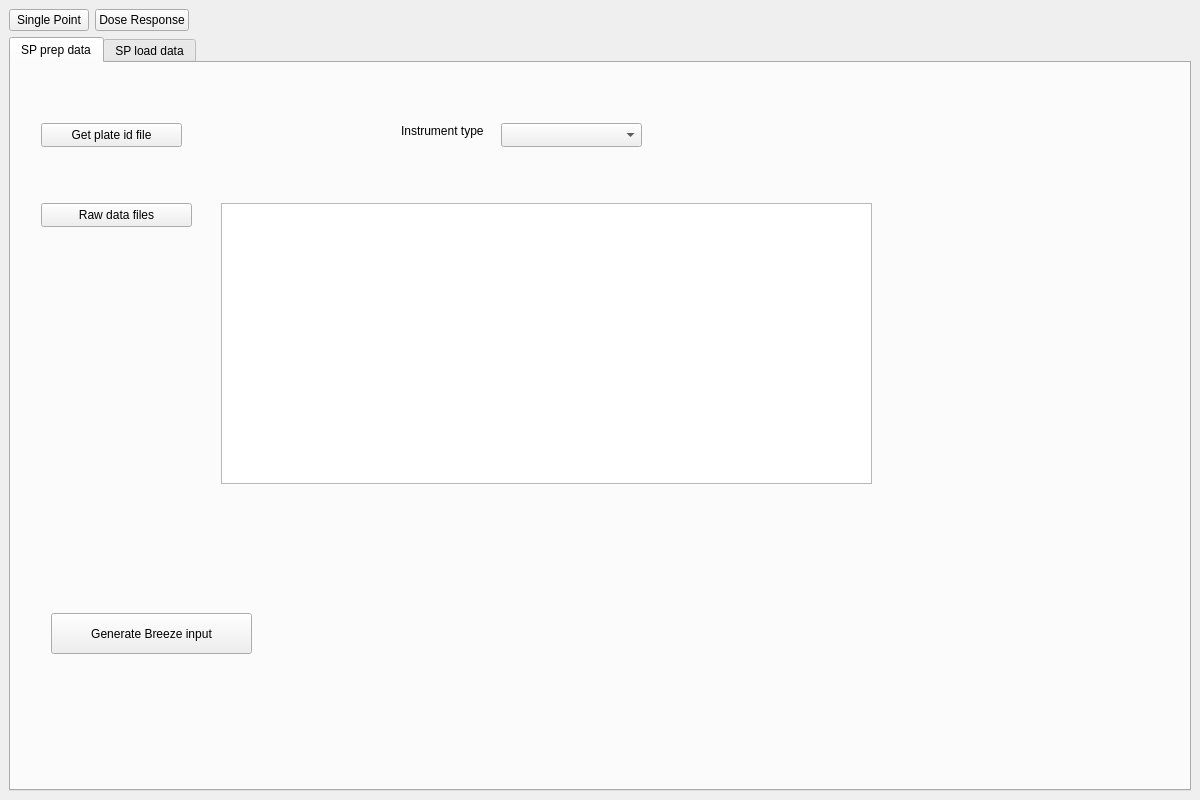
The window that frontend/assets/singlePointTab.ui (dahlbma/assayLoader) describes before a commit, drawn with Qt 5.
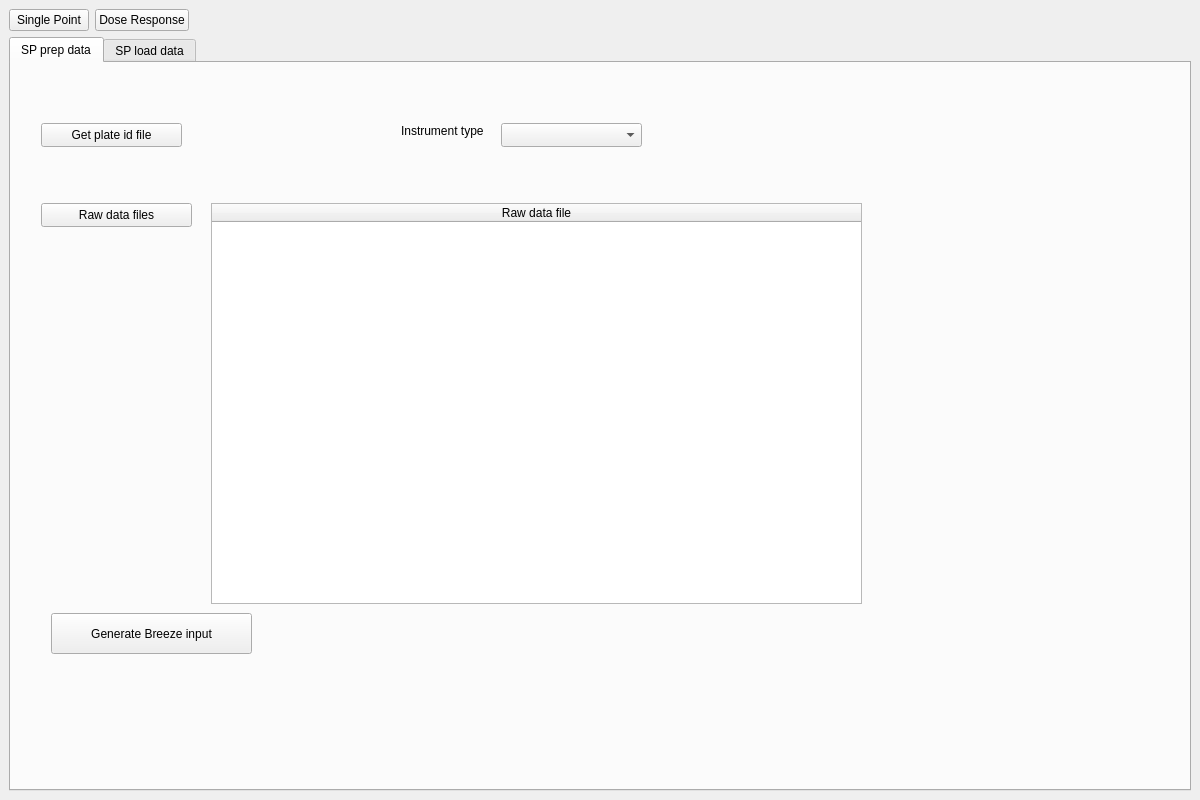
The same window after the commit.

Commit message: Change from Qt text box to Qtable

```diff
--- a/frontend/assets/singlePointTab.ui
+++ b/frontend/assets/singlePointTab.ui
@@ -115,16 +115,6 @@
            <string/>
           </property>
          </widget>
-         <widget class="QTextBrowser" name="rawDataFiles_text">
-          <property name="geometry">
-           <rect>
-            <x>210</x>
-            <y>140</y>
-            <width>651</width>
-            <height>281</height>
-           </rect>
-          </property>
-         </widget>
          <widget class="QPushButton" name="spGenerateBreezeInput_btn">
           <property name="geometry">
            <rect>
@@ -138,6 +128,30 @@
            <string>Generate Breeze input</string>
           </property>
          </widget>
+         <widget class="QTableWidget" name="rawDataFiles_table">
+          <property name="geometry">
+           <rect>
+            <x>200</x>
+            <y>140</y>
+            <width>651</width>
+            <height>401</height>
+           </rect>
+          </property>
+          <attribute name="horizontalHeaderDefaultSectionSize">
+           <number>125</number>
+          </attribute>
+          <attribute name="horizontalHeaderShowSortIndicator" stdset="0">
+           <bool>false</bool>
+          </attribute>
+          <attribute name="horizontalHeaderStretchLastSection">
+           <bool>true</bool>
+          </attribute>
+          <column>
+           <property name="text">
+            <string>Raw data file</string>
+           </property>
+          </column>
+         </widget>
         </widget>
         <widget class="QWidget" name="sp_load_data">
          <attribute name="title">
```
The commit also changes 2 other files.
